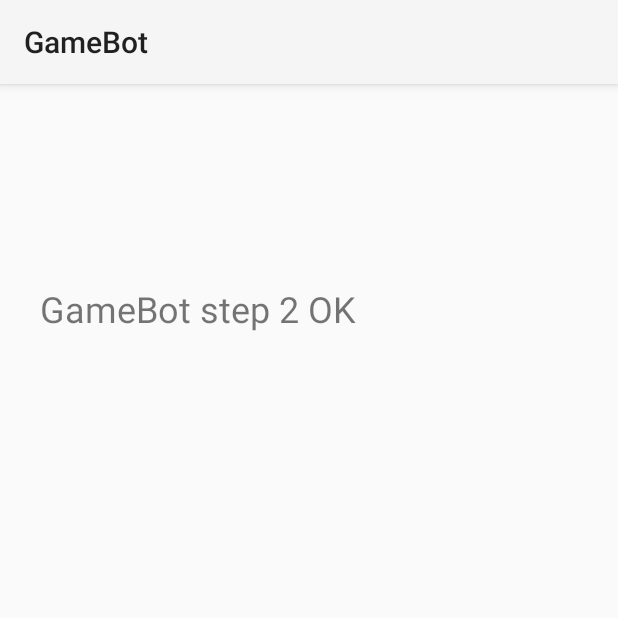
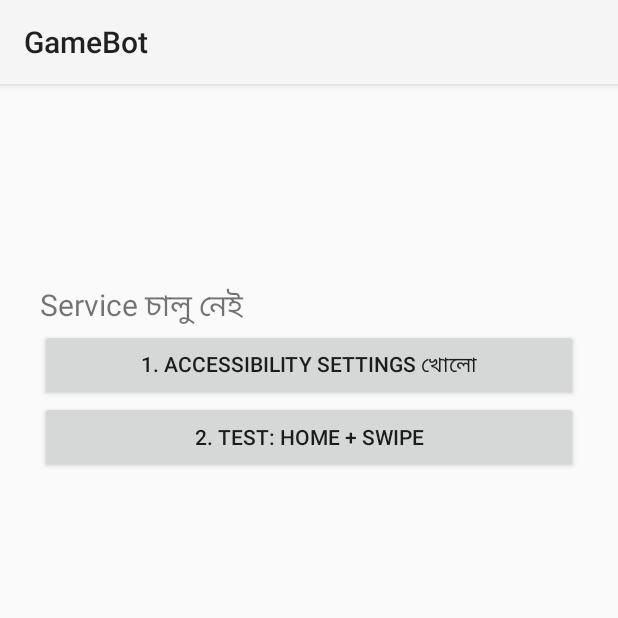
Before and after one commit to mostakim111/Game-bot, an Android app: the screen it shows after launch (MainActivity), on a phone screen of 412 x 824 dp, the top half of it. Run offline under Robolectric (Android 15) with nearby library versions, the phone set to English and light mode, and no system bars.

Commit message:
Update MainActivity.java

```diff
--- a/app/src/main/java/com/mostakim/gamebot/MainActivity.java
+++ b/app/src/main/java/com/mostakim/gamebot/MainActivity.java
@@ -1,17 +1,58 @@
 package com.mostakim.gamebot;
 
+import android.accessibilityservice.AccessibilityService;
 import android.app.Activity;
+import android.content.Intent;
 import android.os.Bundle;
+import android.os.Handler;
+import android.os.Looper;
+import android.provider.Settings;
+import android.widget.Button;
+import android.widget.LinearLayout;
 import android.widget.TextView;
 
 public class MainActivity extends Activity {
+    TextView status;
+
     @Override
     protected void onCreate(Bundle b) {
         super.onCreate(b);
-        TextView t = new TextView(this);
-        t.setText("GameBot step 2 OK");
-        t.setTextSize(24);
-        t.setPadding(40, 200, 40, 40);
-        setContentView(t);
+        LinearLayout l = new LinearLayout(this);
+        l.setOrientation(LinearLayout.VERTICAL);
+        l.setPadding(40, 200, 40, 40);
+
+        status = new TextView(this);
+        status.setTextSize(20);
+
+        Button a = new Button(this);
+        a.setText("1. Accessibility settings খোলো");
+        a.setOnClickListener(v ->
+            startActivity(new Intent(Settings.ACTION_ACCESSIBILITY_SETTINGS)));
+
+        Button t = new Button(this);
+        t.setText("2. Test: Home + swipe");
+        t.setOnClickListener(v -> {
+            BotService s = BotService.instance;
+            if (s == null) {
+                status.setText("Service চালু নেই");
+                return;
+            }
+            status.setText("পরীক্ষা চলছে...");
+            s.performGlobalAction(AccessibilityService.GLOBAL_ACTION_HOME);
+            new Handler(Looper.getMainLooper()).postDelayed(
+                () -> s.swipe(900, 1200, 200, 1200, 300), 1000);
+        });
+
+        l.addView(status);
+        l.addView(a);
+        l.addView(t);
+        setContentView(l);
+    }
+
+    @Override
+    protected void onResume() {
+        super.onResume();
+        status.setText(BotService.instance != null
+            ? "Service চালু আছে" : "Service চালু নেই");
     }
 }
```
